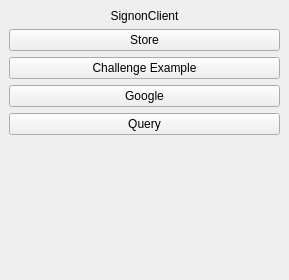
First picture: the form in src/example/signonclient.ui, repository plotters/accounts-sso.signond, before the edit.
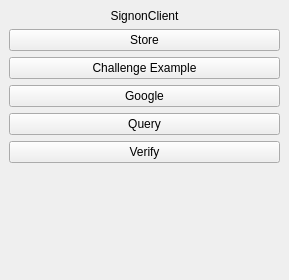
Second picture: the form after the edit.

Commit message: Add verify user button and functionality

What changed in the file:
```diff
--- a/src/example/signonclient.ui
+++ b/src/example/signonclient.ui
@@ -58,6 +58,13 @@
      </property>
     </widget>
    </item>
+   <item>
+    <widget class="QPushButton" name="verify">
+     <property name="text">
+      <string>Verify</string>
+     </property>
+    </widget>
+   </item>
    <item>
     <spacer name="verticalSpacer">
      <property name="orientation">
```
The commit also changes 2 other files.
